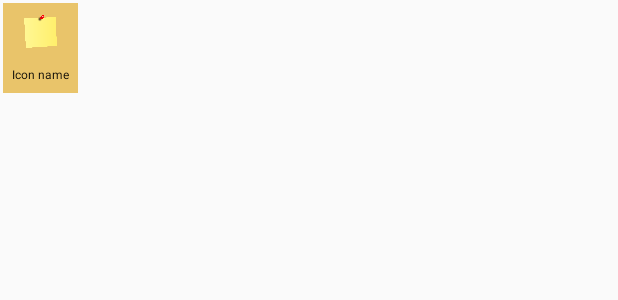
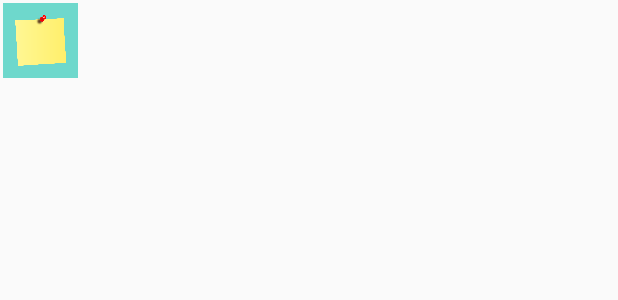
Before and after one commit to RiadhAdrani/project_noter_app, an Android app: the layout icon_layout.xml on its own in the app's theme, with its tools: preview values and no code run, on a phone screen of 412 x 824 dp. Shown: the top 300 px of the screen. Run offline under Robolectric (Android 15) with nearby library versions, the light colour scheme and no system bars.

Commit message:
massive refactoring 23.10.2020

```diff
--- a/app/src/main/AndroidManifest.xml
+++ b/app/src/main/AndroidManifest.xml
@@ -10,7 +10,7 @@
         android:supportsRtl="true"
         android:theme="@style/AppTheme">
 
-        <activity android:name=".CategoryActivity">
+        <activity android:name=".MainActivity">
             <intent-filter>
                 <action android:name="android.intent.action.MAIN" />
 
--- a/app/src/main/java/com/example/noter/MyResources.java
+++ b/app/src/main/java/com/example/noter/MyResources.java
@@ -12,6 +12,8 @@
 
     // Very important
     Context context;
+
+    public static String ALL_NOTES = "No category";
 
     // Contains the list of available icons
     private ArrayList<Icon> ICON_LIST = new ArrayList<>();
--- a/app/src/main/java/com/example/noter/Note.java
+++ b/app/src/main/java/com/example/noter/Note.java
@@ -24,6 +24,8 @@
     // Unique ID used to load the correspondent icon from MyResources
     public String iconUID;
 
+    public Category category;
+
     // basic constructor;
     public Note(Context context){
         this.title = context.getString(R.string.titleDefault);
@@ -31,6 +33,7 @@
         this.iconUID = new MyResources(context).GET_ICON_LIST().get(0).uid;
         this.creationDate = new MyDate().GET_CURRENT_DATE();
         this.lastModifiedDate = new MyDate().GET_CURRENT_DATE();
+        this.category = new Category(new MyResources(context).ALL_NOTES);
     }
 
     Icon getIcon(Context context){
--- a/app/src/main/res/layout/icon_layout.xml
+++ b/app/src/main/res/layout/icon_layout.xml
@@ -8,9 +8,9 @@
 <LinearLayout xmlns:android="http://schemas.android.com/apk/res/android"
     android:orientation="vertical"
     android:layout_width="50dp"
-    android:layout_height="60dp"
+    android:layout_height="50dp"
     android:layout_margin="2dp"
-    android:background="@color/orange_yellow_crayola">
+    android:background="@color/green_persian_lighter">
 
         <!--
         Icon drawable
@@ -18,23 +18,12 @@
     <ImageView
         android:layout_margin="4dp"
         android:id="@+id/icon_frame"
-        android:layout_width="30dp"
-        android:layout_height="30dp"
+        android:layout_width="match_parent"
+        android:layout_height="match_parent"
         android:padding="4dp"
         android:layout_gravity="center"
         android:src="@drawable/icon_small"
         />
 
-        <!--
-       Icon name
-        -->
-    <TextView
-        android:id="@+id/icon_name"
-        android:layout_width="match_parent"
-        android:layout_height="wrap_content"
-        android:gravity="center"
-        android:layout_margin="4dp"
-        android:text="@string/icon_name_placeholder"
-        style="@style/black_standard_8sp_single_Line"/>
 
 </LinearLayout>
--- a/app/src/main/res/layout/icon_pick_layout.xml
+++ b/app/src/main/res/layout/icon_pick_layout.xml
@@ -5,7 +5,8 @@
         -->
 
 <LinearLayout xmlns:android="http://schemas.android.com/apk/res/android"
-    android:layout_width="match_parent" android:layout_height="match_parent"
+    android:layout_width="wrap_content"
+    android:layout_height="wrap_content"
     android:orientation="vertical">
 
     <!--
@@ -31,7 +32,7 @@
         android:layout_width="match_parent"
         android:layout_height="300dp"
         android:layout_margin="8dp"
-        android:layout_gravity="center" />
+        android:layout_gravity="center_horizontal" />
 
     <!--
     Cancel Button
--- a/app/src/main/res/values/strings.xml
+++ b/app/src/main/res/values/strings.xml
@@ -35,6 +35,7 @@
     <!-- /////////////////////////////////////////////////////////////////////////////////////// -->
     <string name="titleHint">Note Name</string>
     <string name="titleDefault">New Note</string>
+    <string name="categoryDefault">Default Category</string>
     <string name="contentHint">What\'s new today\? </string>
 
     <!-- /////////////////////////////////////////////////////////////////////////////////////// -->
```
Also changed, not shown: app/src/main/java/com/example/noter/Category.java (+4 -23 lines), app/src/main/java/com/example/noter/IconAdapter.java (+3 -4 lines), app/src/main/java/com/example/noter/MainActivity.java (renamed from app/src/main/java/com/example/noter/CategoryActivity.java, +3 -8 lines), app/src/main/java/com/example/noter/NoteActivity.java (+17 -15 lines), app/src/main/java/com/example/noter/NoteAdapter.java (+8 -0 lines), app/src/main/res/layout/category_activity_layout.xml (+4 -4 lines), app/src/main/res/layout/note_activity_layout.xml (+19 -1 lines), app/src/main/res/layout/note_card_layout.xml (+23 -5 lines), app/src/main/res/values/colors.xml (+9 -0 lines), app/src/main/res/values/styles.xml (+12 -1 lines).
